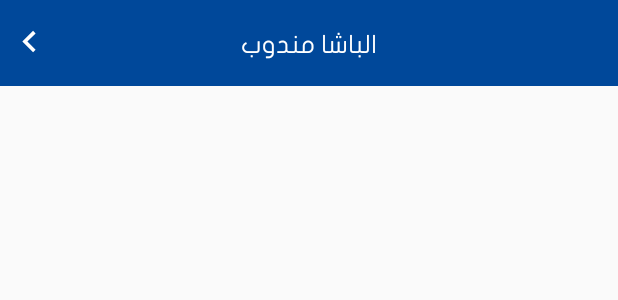
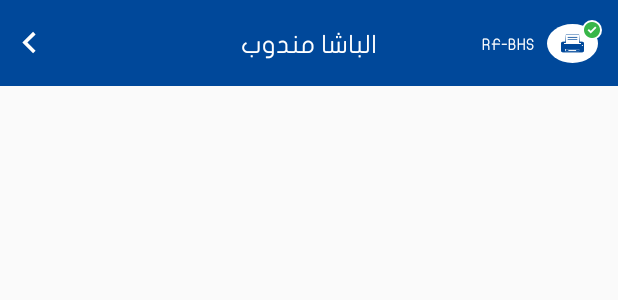
Before and after one commit to MAbolmaaty/ElBasha-Rep, an Android app: the layout toolbar_activity.xml on its own in the app's theme, with its tools: preview values and no code run, on a phone screen of 412 x 824 dp. Shown: the top 300 px of the screen. Run offline under Robolectric (Android 15) with nearby library versions, the phone set to English and light mode, and no system bars; network calls fail.

Commit message:
save printer

```diff
--- a/app/src/main/java/codeztalk/elbasha/delegate/helper/constants.java
+++ b/app/src/main/java/codeztalk/elbasha/delegate/helper/constants.java
@@ -44,5 +44,7 @@ public class constants {
     public static final String report9 = "api/Report/GetEmployeePocket";
     public static final String report10 = "api/Report/GetEmployeeStatement";
 
+    public static final String PRINTER_NAME = "printer_name";
+    public static final String PRINTER_MAC_ADDRESS = "printer_mac_address";
 
 }
--- /dev/null
+++ b/app/src/main/res/drawable/bg_oval.xml
@@ -0,0 +1,12 @@
+<?xml version="1.0" encoding="utf-8"?>
+<selector xmlns:android="http://schemas.android.com/apk/res/android">
+    <item>
+        <shape
+            android:shape="oval">
+            <solid
+                android:color="@android:color/white"/>
+            <size android:width="24dp"
+                android:height="24dp"/>
+        </shape>
+    </item>
+</selector>
--- a/app/src/main/res/layout/activity_add_invoice.xml
+++ b/app/src/main/res/layout/activity_add_invoice.xml
@@ -345,11 +345,8 @@
             style="@style/buttonStyle"
             android:layout_margin="@dimen/_8sdp"
             android:layout_weight="1"
-
             android:text="@string/send"
             android:textSize="@dimen/_11sdp" />
-
     </LinearLayout>
 
-
 </androidx.coordinatorlayout.widget.CoordinatorLayout>
--- a/app/src/main/res/layout/toolbar_activity.xml
+++ b/app/src/main/res/layout/toolbar_activity.xml
@@ -1,29 +1,90 @@
 <?xml version="1.0" encoding="utf-8"?>
-<RelativeLayout xmlns:android="http://schemas.android.com/apk/res/android"
+<androidx.constraintlayout.widget.ConstraintLayout xmlns:android="http://schemas.android.com/apk/res/android"
     xmlns:app="http://schemas.android.com/apk/res-auto"
+    xmlns:tools="http://schemas.android.com/tools"
     android:id="@+id/toolbar_base"
     android:layout_width="match_parent"
     android:layout_height="@dimen/_44sdp"
-    android:background="@color/colorTollBar"
-    android:orientation="horizontal"
-     >
-
+    android:background="@color/colorTollBar">
 
     <TextView
         android:id="@+id/textToolbar"
         style="@style/textStyleRegular"
-        android:layout_centerInParent="true"
         android:text="@string/app_name"
-        android:textColor="@color/white" />
+        android:textColor="@color/white"
+        app:layout_constraintStart_toStartOf="parent"
+        app:layout_constraintEnd_toEndOf="parent"
+        app:layout_constraintTop_toTopOf="parent"
+        app:layout_constraintBottom_toBottomOf="parent"/>
 
     <ImageView
         android:id="@+id/imageBack"
         android:layout_width="@dimen/_30sdp"
         android:layout_height="@dimen/_30sdp"
         android:padding="@dimen/_4sdp"
-        android:layout_alignParentEnd="true"
-        android:layout_centerInParent="true"
         android:src="@drawable/ic_back"
-        app:tint="@color/white" />
+        app:tint="@color/white"
+        app:layout_constraintEnd_toEndOf="parent"
+        app:layout_constraintTop_toTopOf="parent"
+        app:layout_constraintBottom_toBottomOf="parent"/>
 
-</RelativeLayout>
+    <FrameLayout
+        android:id="@+id/icPrinterFrame"
+        android:layout_width="@dimen/_30sdp"
+        android:layout_height="@dimen/_24sdp"
+        android:layout_margin="@dimen/_8sdp"
+        android:padding="@dimen/_2sdp"
+        android:visibility="invisible"
+        tools:visibility="visible"
+        app:layout_constraintStart_toStartOf="parent"
+        app:layout_constraintTop_toTopOf="parent"
+        app:layout_constraintBottom_toBottomOf="parent">
+
+        <ImageView
+            android:id="@+id/icPrinter"
+            android:layout_width="match_parent"
+            android:layout_height="match_parent"
+            android:padding="@dimen/_4sdp"
+            android:src="@drawable/ic_printer"
+            app:tint="@color/colorTollBar"
+            android:background="@drawable/bg_oval"
+            app:layout_constraintStart_toStartOf="parent"
+            app:layout_constraintTop_toTopOf="parent"
+            app:layout_constraintBottom_toBottomOf="parent"/>
+
+    </FrameLayout>
+
+    <TextView
+        android:id="@+id/printerName"
+        style="@style/textStyleRegular"
+        tools:text="RF-BHS"
+        android:textColor="@color/white"
+        android:textSize="@dimen/_8sdp"
+        android:visibility="invisible"
+        tools:visibility="visible"
+        android:layout_marginStart="@dimen/_4sdp"
+        app:layout_constraintTop_toTopOf="@+id/icPrinterFrame"
+        app:layout_constraintBottom_toBottomOf="@id/icPrinterFrame"
+        app:layout_constraintStart_toEndOf="@+id/icPrinterFrame"/>
+
+    <FrameLayout
+        android:id="@+id/icCheckFrame"
+        android:layout_width="@dimen/_10sdp"
+        android:layout_height="@dimen/_10sdp"
+        android:visibility="invisible"
+        tools:visibility="visible"
+        android:padding="1dp"
+        android:background="@drawable/bg_oval"
+        app:layout_constraintStart_toStartOf="@id/icPrinterFrame"
+        app:layout_constraintTop_toTopOf="@id/icPrinterFrame">
+
+        <ImageView
+            android:id="@+id/icCheck"
+            android:layout_width="match_parent"
+            android:layout_height="match_parent"
+            android:src="@drawable/ic_check" />
+
+    </FrameLayout>
+
+
+</androidx.constraintlayout.widget.ConstraintLayout>
--- a/app/src/main/res/values/strings.xml
+++ b/app/src/main/res/values/strings.xml
@@ -114,6 +114,7 @@
     <string name="none_paired">غير متصل</string>
     <string name="connect">اتصل</string>
     <string name="connected">متصل</string>
+    <string name="change_printer">تغير الطابعة</string>
     <string name="date">التاريخ</string>
     <string name="stockDate">تقرير المخزن بتاريخ   </string>
 
```
Also changed, not shown: app/src/main/java/codeztalk/elbasha/delegate/activities/AddInvoiceActivity.java (+4 -13 lines), app/src/main/java/codeztalk/elbasha/delegate/activities/printer/DeviceListActivity.java (+18 -25 lines), app/src/main/java/codeztalk/elbasha/delegate/activities/printer/TaskPrintActivity.java (+62 -91 lines), app/src/main/java/codeztalk/elbasha/delegate/helper/PreferenceHelper.java (+18 -0 lines), app/src/main/java/codeztalk/elbasha/delegate/models/ConnectedDevice.java (added, +19 -0 lines), app/src/main/res/drawable/ic_cancel.png (added), app/src/main/res/drawable/ic_check.png (added), app/src/main/res/drawable/ic_printer.png (added), 198 other files.
